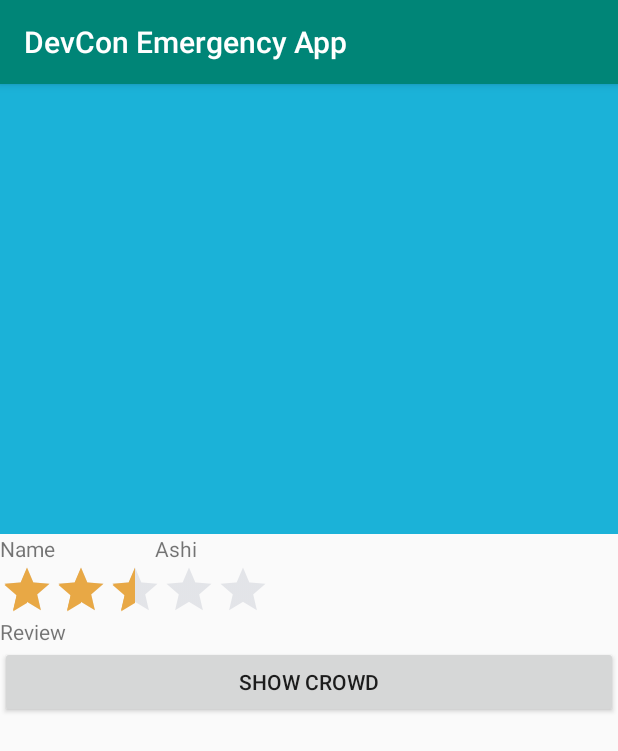
After one commit to ashiagarwal73/DevConEmergencyApp, an Android app: the fragment MechanicsFragment placed in its activity, on a phone screen of 412 x 824 dp. The commit adds this screen. Shown: the top 751 px of the screen. Run offline under Robolectric (Android 15) with nearby library versions, the phone set to English and light mode, and no system bars.

Commit message:
Updated mechanics fragment

```diff
--- a/app/build.gradle
+++ b/app/build.gradle
@@ -27,8 +27,6 @@ dependencies {
     androidTestImplementation 'com.android.support.test:runner:1.0.2'
     androidTestImplementation 'com.android.support.test.espresso:espresso-core:3.0.2'
 
-
-
     //new
     implementation 'com.google.android.gms:play-services-location:11.8.0'
     implementation 'com.google.android.gms:play-services-nearby:11.8.0'
--- /dev/null
+++ b/app/src/main/java/com/example/ashi/devconemergencyapp/Adapter/MechanicsAdapter.java
@@ -0,0 +1,50 @@
+package com.example.ashi.devconemergencyapp.Adapter;
+
+import android.content.Intent;
+import android.net.Uri;
+import android.support.annotation.NonNull;
+import android.support.v7.widget.RecyclerView;
+import android.view.LayoutInflater;
+import android.view.View;
+import android.view.ViewGroup;
+import android.widget.TextView;
+
+import com.example.ashi.devconemergencyapp.R;
+import com.example.ashi.devconemergencyapp.rest.Location;
+import com.example.ashi.devconemergencyapp.rest.Results;
+
+import java.util.List;
+
+public class MechanicsAdapter extends RecyclerView.Adapter {
+
+    public MechanicsAdapter()
+    {
+
+    }
+    class MechanicsHolder extends RecyclerView.ViewHolder{
+        TextView name;
+        public MechanicsHolder(@NonNull View itemView) {
+            super(itemView);
+            name=itemView.findViewById(R.id.name);
+        }
+    }
+    @NonNull
+    @Override
+    public RecyclerView.ViewHolder onCreateViewHolder(@NonNull ViewGroup viewGroup, int viewType) {
+                View view = LayoutInflater.from(viewGroup.getContext()).inflate(R.layout.items_layout, viewGroup, false);
+                return new MechanicsHolder(view);
+    }
+
+    @Override
+    public void onBindViewHolder(@NonNull RecyclerView.ViewHolder viewHolder, final int position) {
+
+                MechanicsHolder mechanicsHolder=(MechanicsHolder) viewHolder;
+        }
+
+
+    @Override
+    public int getItemCount() {
+        return 2;
+    }
+
+}
--- a/app/src/main/java/com/example/ashi/devconemergencyapp/Fragment/MainFragment.java
+++ b/app/src/main/java/com/example/ashi/devconemergencyapp/Fragment/MainFragment.java
@@ -15,16 +15,20 @@ import com.example.ashi.devconemergencyapp.R;
 public class MainFragment extends Fragment {
 
 
+    private FragmentManager fragmentManager;
+    private FragmentTransaction fragmentTransaction;
+
     @Override
     public View onCreateView(LayoutInflater inflater, ViewGroup container,
                              Bundle savedInstanceState) {
         // Inflate the layout for this fragment
         View view= inflater.inflate(R.layout.fragment_main, container, false);
+         fragmentManager=getActivity().getSupportFragmentManager();
+         fragmentTransaction=fragmentManager.beginTransaction();
         view.findViewById(R.id.complain).setOnClickListener(new View.OnClickListener() {
             @Override
             public void onClick(View v) {
-                FragmentManager fragmentManager=getActivity().getSupportFragmentManager();
-                FragmentTransaction fragmentTransaction=fragmentManager.beginTransaction();
+
                 ComplainSystemFragment complainSystemFragment=new ComplainSystemFragment();
                 fragmentTransaction.replace(R.id.fragment,complainSystemFragment);
                 fragmentTransaction.addToBackStack(null);
@@ -34,10 +38,17 @@ public class MainFragment extends Fragment {
         view.findViewById(R.id.emergency).setOnClickListener(new View.OnClickListener() {
             @Override
             public void onClick(View v) {
-                FragmentManager fragmentManager=getActivity().getSupportFragmentManager();
-                FragmentTransaction fragmentTransaction=fragmentManager.beginTransaction();
                 EmergencyFragment emergencyFragment=new EmergencyFragment();
                 fragmentTransaction.replace(R.id.fragment,emergencyFragment);
+                fragmentTransaction.addToBackStack(null);
+                fragmentTransaction.commit();
+            }
+        });
+        view.findViewById(R.id.mechanics).setOnClickListener(new View.OnClickListener() {
+            @Override
+            public void onClick(View v) {
+                MechanicsFragment mechanicsFragment=new MechanicsFragment();
+                fragmentTransaction.replace(R.id.fragment,mechanicsFragment);
                 fragmentTransaction.addToBackStack(null);
                 fragmentTransaction.commit();
             }
--- /dev/null
+++ b/app/src/main/java/com/example/ashi/devconemergencyapp/Fragment/MechanicsFragment.java
@@ -0,0 +1,30 @@
+package com.example.ashi.devconemergencyapp.Fragment;
+
+import android.content.Context;
+import android.net.Uri;
+import android.os.Bundle;
+import android.support.v4.app.Fragment;
+import android.support.v7.widget.LinearLayoutManager;
+import android.support.v7.widget.RecyclerView;
+import android.view.LayoutInflater;
+import android.view.View;
+import android.view.ViewGroup;
+
+import com.example.ashi.devconemergencyapp.Adapter.MechanicsAdapter;
+import com.example.ashi.devconemergencyapp.Adapter.RecyclerViewAdapter;
+import com.example.ashi.devconemergencyapp.R;
+public class MechanicsFragment extends Fragment {
+    RecyclerView mechanicsRecyclerView;
+    @Override
+    public View onCreateView(LayoutInflater inflater, ViewGroup container,
+                             Bundle savedInstanceState) {
+        // Inflate the layout for this fragment
+        View view= inflater.inflate(R.layout.fragment_mechanics, container, false);
+        mechanicsRecyclerView=view.findViewById(R.id.mechanics_recyclerview);
+        LinearLayoutManager linearLayoutManager=new LinearLayoutManager(getContext(),LinearLayoutManager.VERTICAL,false);
+        mechanicsRecyclerView.setLayoutManager(linearLayoutManager);
+        MechanicsAdapter mechanicsAdapter=new MechanicsAdapter();
+        mechanicsRecyclerView.setAdapter(mechanicsAdapter);
+        return view;
+    }
+}
--- a/app/src/main/java/com/example/ashi/devconemergencyapp/rest/Geometry.java
+++ b/app/src/main/java/com/example/ashi/devconemergencyapp/rest/Geometry.java
@@ -7,13 +7,13 @@ import com.google.gson.annotations.SerializedName;
  */
 
 public class Geometry {
-    public Location1 getLocation() {
+    public Location getLocation() {
         return location;
     }
 
-    public void setLocation(Location1 location) {
+    public void setLocation(Location location) {
         this.location = location;
     }
     @SerializedName("location")
-    Location1 location;
+    Location location;
 }
--- a/app/src/main/java/com/example/ashi/devconemergencyapp/rest/Location1.java
+++ b/app/src/main/java/com/example/ashi/devconemergencyapp/rest/Location.java
@@ -4,7 +4,7 @@ package com.example.ashi.devconemergencyapp.rest;
  * Created by Ashi on 20-03-2018.
  */
 
-public class Location1 {
+public class Location {
     public double getLat() {
         return lat;
     }
--- /dev/null
+++ b/app/src/main/res/layout/fragment_mechanics.xml
@@ -0,0 +1,13 @@
+<?xml version="1.0" encoding="utf-8"?>
+<LinearLayout xmlns:android="http://schemas.android.com/apk/res/android"
+    xmlns:tools="http://schemas.android.com/tools"
+    android:layout_width="match_parent"
+    android:layout_height="match_parent"
+    tools:context=".Fragment.MechanicsFragment">
+    <android.support.v7.widget.RecyclerView
+        android:layout_width="match_parent"
+        android:layout_height="match_parent"
+        android:id="@+id/mechanics_recyclerview">
+    </android.support.v7.widget.RecyclerView>
+
+</LinearLayout>
--- a/app/src/main/res/layout/header_view_type.xml
+++ b/app/src/main/res/layout/header_view_type.xml
@@ -4,10 +4,10 @@
     android:layout_height="wrap_content">
 <TextView
     android:layout_width="match_parent"
-    android:layout_height="50dp"
+    android:layout_height="wrap_content"
     android:id="@+id/header"
     android:gravity="center"
-    android:textSize="25sp"
+    android:textSize="20sp"
     android:background="#000000"
     android:textColor="#ffffff"
     />
--- /dev/null
+++ b/app/src/main/res/layout/items_layout.xml
@@ -0,0 +1,62 @@
+<?xml version="1.0" encoding="utf-8"?>
+<LinearLayout
+    xmlns:android="http://schemas.android.com/apk/res/android"
+    xmlns:tools="http://schemas.android.com/tools"
+    android:layout_width="match_parent"
+    android:layout_height="match_parent"
+    android:orientation="vertical">
+    <ImageView
+        android:layout_width="match_parent"
+        android:layout_height="300dp"
+        android:src="@color/colorAccent"
+        android:id="@+id/image"/>
+    <LinearLayout
+        android:layout_width="match_parent"
+        android:layout_height="wrap_content"
+        android:orientation="horizontal">
+
+        <TextView
+            android:layout_width="match_parent"
+            android:layout_height="wrap_content"
+            android:layout_weight="3"
+            android:text="Name"/>
+        <TextView
+            android:layout_width="match_parent"
+            android:layout_height="wrap_content"
+            android:layout_weight="1"
+            android:text="Ashi"
+            android:id="@+id/name"/>
+    </LinearLayout>
+    <RatingBar
+        android:id="@+id/rating"
+        android:layout_width="wrap_content"
+        android:layout_height="wrap_content"
+        style="?android:ratingBarStyleIndicator"
+        android:numStars="5"
+        android:rating="2.5"
+        android:layout_marginEnd="50dp"
+        android:theme="@style/RatingBar"
+        android:layout_marginRight="50dp"/>
+
+   <LinearLayout
+       android:layout_width="match_parent"
+       android:layout_height="wrap_content"
+       android:orientation="horizontal">
+       <TextView
+           android:layout_width="match_parent"
+           android:layout_height="match_parent"
+           android:layout_weight="3"
+           android:text="Review"/>
+       <TextView
+           android:layout_width="match_parent"
+           android:layout_height="match_parent"
+           android:layout_weight="1"
+           android:id="@+id/review"/>
+
+   </LinearLayout>
+    <Button
+        android:layout_width="match_parent"
+        android:layout_height="wrap_content"
+        android:text="Show Crowd"
+        android:id="@+id/crowd"/>
+</LinearLayout>
--- a/app/src/main/res/values/colors.xml
+++ b/app/src/main/res/values/colors.xml
@@ -2,5 +2,5 @@
 <resources>
     <color name="colorPrimary">#008577</color>
     <color name="colorPrimaryDark">#00574B</color>
-    <color name="colorAccent">#D81B60</color>
+    <color name="colorAccent">#1bb2d8</color>
 </resources>
--- a/app/src/main/res/values/styles.xml
+++ b/app/src/main/res/values/styles.xml
@@ -7,5 +7,8 @@
         <item name="colorPrimaryDark">@color/colorPrimaryDark</item>
         <item name="colorAccent">@color/colorAccent</item>
     </style>
-
+    <style name="RatingBar" parent="Theme.AppCompat">
+        <item name="colorControlNormal">#adb2bf</item>
+        <item name="colorControlActivated">#e8a845</item>
+    </style>
 </resources>
```
Also changed, not shown: app/src/main/java/com/example/ashi/devconemergencyapp/Adapter/RecyclerViewAdapter.java (renamed from app/src/main/java/com/example/ashi/devconemergencyapp/RecyclerViewAdapter.java, +4 -3 lines), app/src/main/java/com/example/ashi/devconemergencyapp/Fragment/EmergencyFragment.java (+14 -3 lines), app/src/main/res/layout/fragment_emergency.xml (+15 -0 lines), app/src/main/res/layout/fragment_main.xml (+7 -1 lines).
